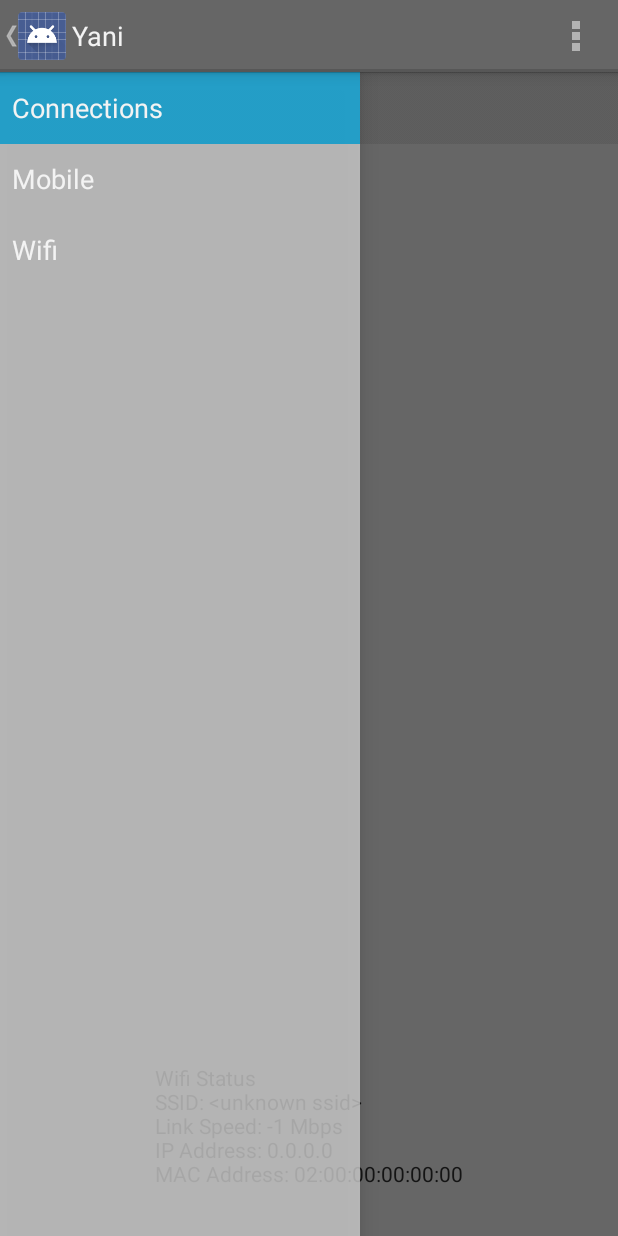
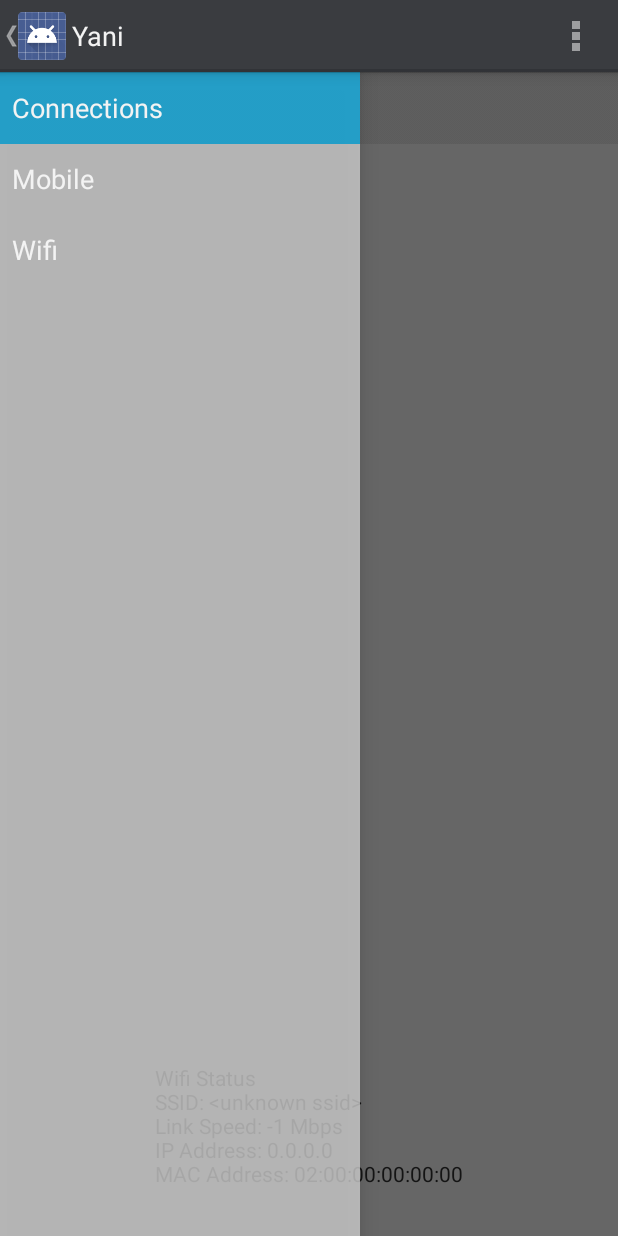
Before and after one commit to Tuxdude/yani, an Android app: the screen it shows after launch (YaniActivity), on a phone screen of 412 x 824 dp. Run offline under Robolectric (Android 15) with nearby library versions, the phone set to English and light mode, and no system bars; libraries missing offline, so code that uses them is left out: com.astuetz; 5 statements that could not run were skipped.

Commit message:
Change coloring.

```diff
--- a/Yani/yani/src/main/java/com/github/tuxdude/yani/fragment/common/SwipeableTabsFragment.java
+++ b/Yani/yani/src/main/java/com/github/tuxdude/yani/fragment/common/SwipeableTabsFragment.java
@@ -47,7 +47,7 @@ public abstract class SwipeableTabsFragment extends BaseSectionFragment implemen
         }
     }
 
-    private int mCurrentColor = 0xFF666666;
+    private int mCurrentColor = 0xFF3A3C40;
     private Drawable oldBackground = null;
     private final Handler handler = new Handler();
 
```
